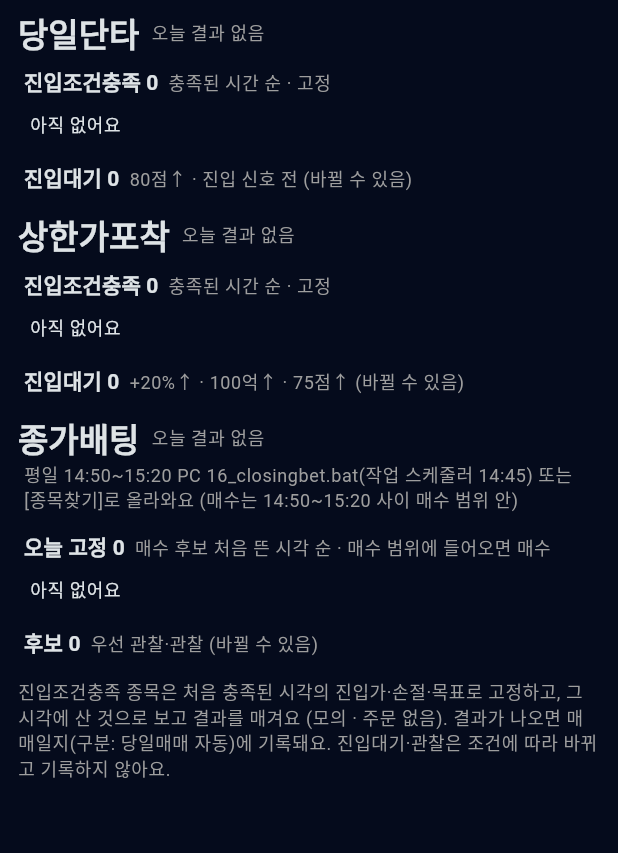
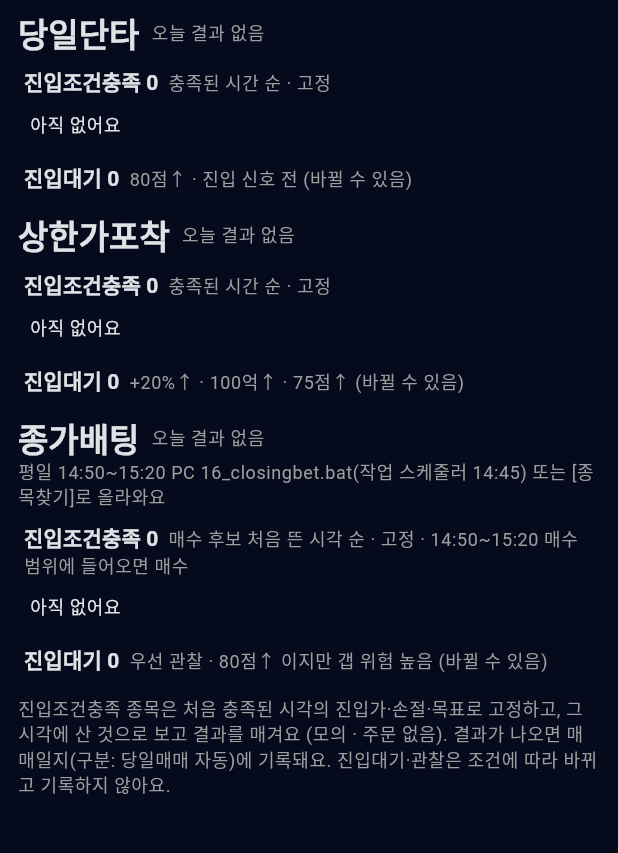
Before and after one commit to pacific74/stockEye, a Flutter app: the IntradayScreen screen opened directly, on a phone screen of 412 x 824 dp, the part 84-937 px from its top. Run offline on Flutter 3.47's test engine with Material 3 defaults, Android fonts, the phone set to English and light mode, and no system bars; our stand-ins replace flutter_tts, open_filex, shared_preferences, supabase_flutter; accounts and stored records are empty; network calls fail.

Commit message:
StockEye 업데이트

```diff
--- a/app/lib/intraday_screen.dart
+++ b/app/lib/intraday_screen.dart
@@ -5,7 +5,7 @@ import 'package:supabase_flutter/supabase_flutter.dart';
 
 import 'api.dart';
 import 'closingbet.dart' show ClosingbetTile;
-import 'daytrade.dart' show DaytradeTile, DaytradeFindButton, dtIsToday, liveWindow, lookupLabel;
+import 'daytrade.dart' show DaytradeTile, DaytradeFindButton, dtIsToday, lookupLabel;
 import 'format.dart';
 import 'limitcatch.dart' show LimitcatchTile;
 import 'live.dart';
@@ -335,9 +335,13 @@ class _ClosingSection extends StatelessWidget {
     final items = today ? asList(d['items']).where((r) => !fixed.contains('${r['code']}')).toList() : <Json>[];
     final c = asMap(d['counts']);
     final todayT = tracked.where((x) => dtIsToday({'date': x['date']})).toList();
-    // 전날 내역: 오늘보다 앞선 날짜 중 가장 최근 하루
+    // 전날 내역: 오늘보다 앞선 날짜 중 가장 최근 하루 (다음 날 10:30 까지 매도 추적)
     final prevDates = tracked.map((x) => '${x['date']}').where((x) => !dtIsToday({'date': x})).toSet().toList()..sort();
     final prevT = prevDates.isEmpty ? <Json>[] : tracked.where((x) => x['date'] == prevDates.last).toList();
+    // 당일단타·상한가포착과 같은 구분: 진입대기 = 우선 관찰 · 관찰 · 기준 미달(대상 아님·진입 금지)
+    final wait = items.where((r) => r['status'] == '우선 관찰').toList();
+    final watch = items.where((r) => r['status'] == '관찰').toList();
+    final rest = items.where((r) => !{'우선 관찰', '관찰', '매수 후보'}.contains(r['status'])).toList();
     Widget sub(String title, int n, String note) => Padding(
           padding: const EdgeInsets.fromLTRB(4, 8, 4, 2),
           child: Text.rich(TextSpan(children: [
@@ -345,38 +349,50 @@ class _ClosingSection extends StatelessWidget {
             TextSpan(text: '  $note', style: t.bodySmall?.copyWith(color: Colors.grey)),
           ])),
         );
+    Widget fold(String title, String note, List<Widget> children) => Theme(
+          data: Theme.of(context).copyWith(dividerColor: Colors.transparent),
+          child: ExpansionTile(
+            dense: true,
+            tilePadding: const EdgeInsets.symmetric(horizontal: 4),
+            title: Text.rich(TextSpan(children: [
+              TextSpan(text: title, style: t.titleSmall?.copyWith(fontWeight: FontWeight.bold)),
+              TextSpan(text: '  $note', style: t.bodySmall?.copyWith(color: Colors.grey)),
+            ])),
+            children: [_grid(children)],
+          ),
+        );
+    Widget tile(Json r, int i) => ClosingbetTile(r: r, rank: i + 1, showRules: true);
     return Column(crossAxisAlignment: CrossAxisAlignment.start, children: [
       Row(children: [
         Text('종가배팅', style: t.titleLarge?.copyWith(fontWeight: FontWeight.bold)),
         const SizedBox(width: 8),
         Expanded(
-            child: Text(
-                today
-                    ? '${lookupLabel(d, at)}${d['final'] == true ? ' (오늘 마지막)' : liveWindow(closing: true) ? ' · 1분마다' : ''}'
-                    : '오늘 결과 없음',
-                overflow: TextOverflow.ellipsis,
-                style: t.bodySmall?.copyWith(color: Colors.grey))),
+            child: Text(today ? lookupLabel(d, at) : '오늘 결과 없음',
+                overflow: TextOverflow.ellipsis, style: t.bodySmall?.copyWith(color: Colors.grey))),
         DaytradeFindButton(closing: true, onDone: onDone),
       ]),
-      Padding(
-        padding: const EdgeInsets.fromLTRB(4, 2, 4, 4),
-        child: Text(
+      if (today && d['final'] == true)
+        Text('새 종목 찾기는 끝났고 고정 종목만 추적 중이에요 (다음 날 10:30 까지)', style: t.bodySmall?.copyWith(color: Colors.teal))
+      else
+        Text(
             today
-                ? '후보 ${d['scanned'] ?? 0} · 매수 후보 ${c['매수 후보'] ?? 0} · 우선 관찰 ${c['우선 관찰'] ?? 0} · 관찰 ${c['관찰'] ?? 0}'
-                : '평일 14:50~15:20 PC 16_closingbet.bat(작업 스케줄러 14:45) 또는 [종목찾기]로 올라와요 (매수는 14:50~15:20 사이 매수 범위 안)',
+                ? '14:50~15:20 1분마다 · 후보 ${d['scanned'] ?? 0} · 매수 후보 ${c['매수 후보'] ?? 0} · 우선 관찰 ${c['우선 관찰'] ?? 0} · 관찰 ${c['관찰'] ?? 0}'
+                : '평일 14:50~15:20 PC 16_closingbet.bat(작업 스케줄러 14:45) 또는 [종목찾기]로 올라와요',
             style: t.bodySmall?.copyWith(color: Colors.grey)),
-      ),
+      sub('진입조건충족', todayT.length, '매수 후보 처음 뜬 시각 순 · 고정 · 14:50~15:20 매수 범위에 들어오면 매수'),
+      if (todayT.isEmpty) Padding(padding: const EdgeInsets.all(8), child: Text('아직 없어요', style: t.bodySmall)),
+      _grid([for (final x in todayT) _TrackCard(t: x, kind: 'closingbet')], width: _trackW),
       if (prevT.isNotEmpty) ...[
-        sub('전일 종가배팅', prevT.length,
+        sub('전일 진입조건충족', prevT.length,
             '${prevDates.last.length >= 10 ? prevDates.last.substring(5) : prevDates.last} 고정 · 다음 날 10:30 까지 매도'),
         _grid([for (final x in prevT) _TrackCard(t: x, kind: 'closingbet')], width: _trackW),
       ],
-      sub('오늘 고정', todayT.length, '매수 후보 처음 뜬 시각 순 · 매수 범위에 들어오면 매수'),
-      if (todayT.isEmpty) Padding(padding: const EdgeInsets.all(8), child: Text('아직 없어요', style: t.bodySmall)),
-      _grid([for (final x in todayT) _TrackCard(t: x, kind: 'closingbet')], width: _trackW),
-      sub('후보', items.length, '우선 관찰·관찰 (바뀔 수 있음)'),
-      if (today && items.isEmpty) Padding(padding: const EdgeInsets.all(8), child: Text('조건에 맞는 종목이 없어요', style: t.bodySmall)),
-      _grid([for (final (i, r) in items.indexed) ClosingbetTile(r: r, rank: i + 1, showRules: true)]),
+      sub('진입대기', wait.length, '우선 관찰 · 80점↑ 이지만 갭 위험 높음 (바뀔 수 있음)'),
+      _grid([for (final (i, r) in wait.indexed) tile(r, i)]),
+      if (watch.isNotEmpty)
+        fold('관찰 ${watch.length}', '70점↑ · 바뀔 수 있음 (눌러서 펼치기)', [for (final (i, r) in watch.take(10).indexed) tile(r, i)]),
+      if (rest.isNotEmpty)
+        fold('기준 미달 ${rest.length}', '70점 미만·진입 금지 (참고)', [for (final (i, r) in rest.take(10).indexed) tile(r, i)]),
     ]);
   }
 }
@@ -459,14 +475,20 @@ class _TrackCard extends StatelessWidget {
     double? n(String k) => (t[k] as num?)?.toDouble();
     final chart = mb.length < 3
         ? null
-        : SizedBox(
+        : Column(crossAxisAlignment: CrossAxisAlignment.stretch, mainAxisSize: MainAxisSize.min, children: [
+            SizedBox(
               height: 190,
               child: PriceChart(bars: mb, showMa: false, levels: [
                 if (bought && n('entry') != null) PriceLevel('매수', n('entry')!, Colors.grey),
                 if (n('stop') != null) PriceLevel('손절', n('stop')!, downColor),
                 if (n('t1') != null) PriceLevel('1차', n('t1')!, upColor),
               ]),
-          );
+            ),
+            // 언제 차트인지: 첫 봉 ~ 마지막 봉 시각 (마지막 봉은 실시간 현재가로 덧그림)
+            Text('1분봉 ${mb.first['date']} ~ ${mb.last['date']}${!done && last != null ? ' · 현재가 실시간' : ''}',
+                textAlign: TextAlign.right,
+                style: Theme.of(context).textTheme.bodySmall?.copyWith(color: Colors.grey, fontSize: 11)),
+          ]);
     final narrow = MediaQuery.sizeOf(context).width < 640;
     String? timeOf(String s) {                       // 그 상태가 처음 생긴 시각
       for (final e in events) {
```
Lines whose indentation alone changed are shown as unchanged.
